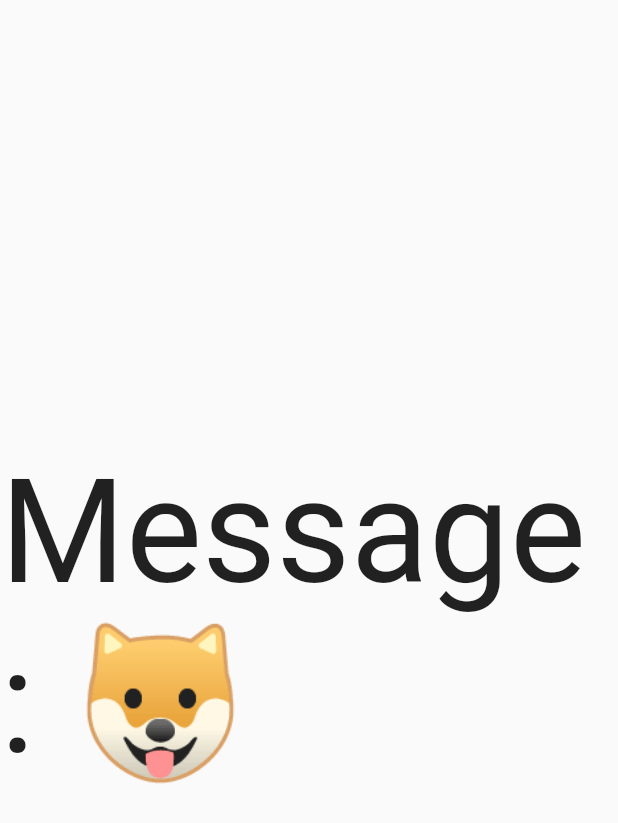
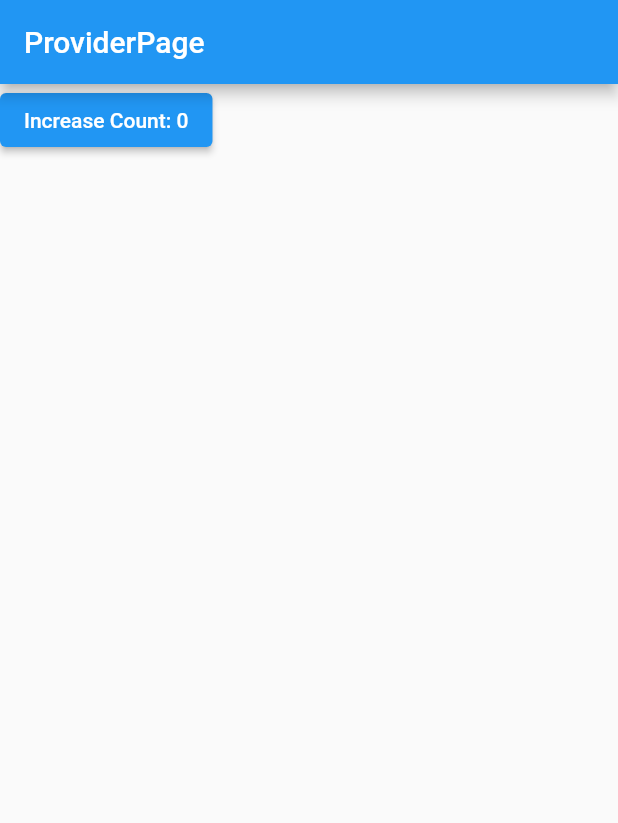
Before and after one commit to hata8341/flutter-provider, a Flutter app: the screen it shows after launch, on a phone screen of 412 x 824 dp. Shown: the top 823 px of the screen. Run offline on Flutter 3.47's test engine with Material 2 defaults, Android fonts, the phone set to English and light mode, and no system bars; our stand-ins replace hooks_riverpod.

Commit message:
count-non

```diff
--- a/lib/main.dart
+++ b/lib/main.dart
@@ -1,62 +1,42 @@
 import 'package:flutter/material.dart';
+import 'package:hooks_riverpod/hooks_riverpod.dart';
 
-void main() => runApp(const App());
+void main() {
+  runApp(ProviderScope(child: MyApp()));
+}
 
-class App extends StatelessWidget {
-  const App({Key? key}) : super(key: key);
+class MyApp extends StatelessWidget {
   @override
   Widget build(BuildContext context) {
     return const MaterialApp(
-      home: _HomePage(),
+      home: ProviderPage(),
     );
   }
 }
 
-class _HomePage extends StatelessWidget {
-  const _HomePage({Key? key}) : super(key: key);
+final counterProvider = StateProvider<int>((ref) => 0);
+
+final doubleCountProvider = Provider<int>((ref) {
+  final count = ref.watch(counterProvider);
+  return count * 2;
+});
+
+class ProviderPage extends ConsumerWidget {
+  const ProviderPage({Key? key}) : super(key: key);
+
+  static const String title = 'ProviderPage';
+  static const String routeName = 'provider-page';
+
   @override
-  Widget build(BuildContext context) {
-    return const _Inherited(
-      message: '🐶',
-      child: Scaffold(
-        body: Center(
-          child: _Message(),
-        ),
-      ),
-    );
+  Widget build(BuildContext context, WidgetRef ref) {
+    final counterController = ref.watch(counterProvider.notifier);
+    final count = ref.watch(doubleCountProvider);
+
+    return Scaffold(
+        appBar: AppBar(title: const Text(title)),
+        body: ElevatedButton(
+          onPressed: () => counterController.update((state) => state++),
+          child: Text('Increase Count: $count'),
+        ));
   }
 }
-
-class _Message extends StatelessWidget {
-  const _Message({Key? key}) : super(key: key);
-  @override
-  Widget build(BuildContext context) {
-    return Text(
-      'Message: ${_Inherited.of(context, listen: false).message}',
-      style: const TextStyle(fontSize: 96),
-    );
-  }
-}
-
-class _Inherited extends InheritedWidget {
-  const _Inherited({
-    Key? key,
-    required this.message,
-    required Widget child,
-  }) : super(key: key, child: child);
-
-  final String message;
-
-  static _Inherited of(
-    BuildContext context, {
-    required bool listen,
-  }) {
-    return listen
-        ? context.dependOnInheritedWidgetOfExactType<_Inherited>()
-        : context.getElementForInheritedWidgetOfExactType<_Inherited>().widget
-            as _Inherited;
-  }
-
-  @override
-  bool updateShouldNotify(_Inherited old) => false;
-}
--- a/pubspec.yaml
+++ b/pubspec.yaml
@@ -30,6 +30,7 @@ dependencies:
   flutter:
     sdk: flutter
   provider: ^6.0.2
+  hooks_riverpod: ^1.0.3
 
   # The following adds the Cupertino Icons font to your application.
   # Use with the CupertinoIcons class for iOS style icons.
```
Also changed, not shown: lib/inheritedWidget/main.dart (added, +62 -0 lines), pubspec.lock.
